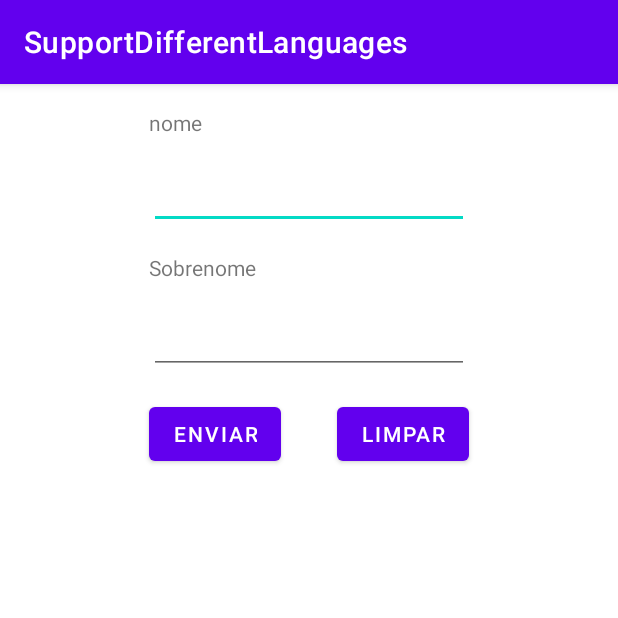
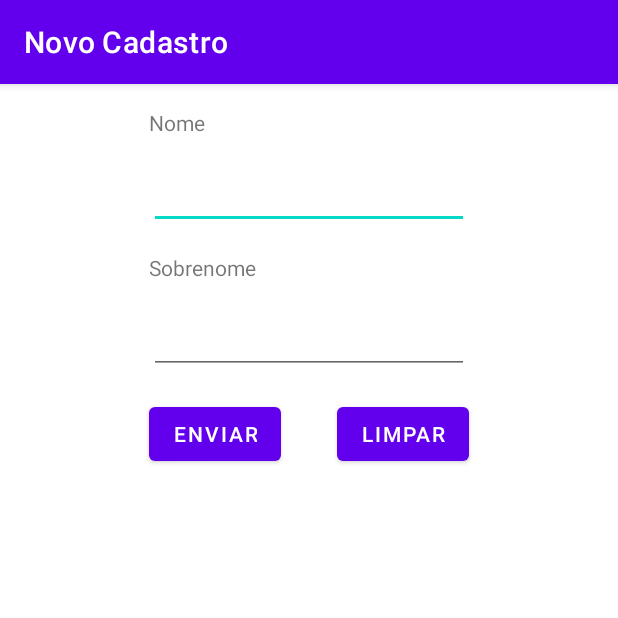
Before and after one commit to ademirsantosjr/utfpr_subj10_android_practice15, an Android app: the screen it shows after launch (MainActivity), on a phone screen of 412 x 824 dp, the top half of it. Run offline under Robolectric (Android 15) with nearby library versions, the phone set to English and light mode, and no system bars.

```diff
--- a/app/src/main/java/br/edu/utfpr/supportdifferentlanguages/MainActivity.java
+++ b/app/src/main/java/br/edu/utfpr/supportdifferentlanguages/MainActivity.java
@@ -3,12 +3,42 @@ package br.edu.utfpr.supportdifferentlanguages;
 import androidx.appcompat.app.AppCompatActivity;
 
 import android.os.Bundle;
+import android.view.View;
+import android.widget.EditText;
+import android.widget.Toast;
 
 public class MainActivity extends AppCompatActivity {
+
+    private EditText editTextFirstName, editTextLastName;
 
     @Override
     protected void onCreate(Bundle savedInstanceState) {
         super.onCreate(savedInstanceState);
         setContentView(R.layout.activity_main);
+
+        editTextFirstName = findViewById(R.id.editTextFirstName);
+        editTextLastName = findViewById(R.id.editTextLastName);
+
+        setTitle(getString(R.string.new_record));
+
+        Toast.makeText(this,
+                R.string.welcome_message,
+                Toast.LENGTH_LONG).show();
+    }
+
+    public void submit(View view) {
+        String firstName = editTextFirstName.getText().toString();
+        String lastName = editTextLastName.getText().toString();
+
+        Toast.makeText(this,
+                getString(R.string.full_name) + " " + firstName + " " + lastName,
+                Toast.LENGTH_LONG).show();
+    }
+
+    public void clear(View view) {
+        editTextFirstName.setText(null);
+        editTextLastName.setText(null);
+
+        editTextFirstName.requestFocus();
     }
 }
--- a/app/src/main/res/layout/activity_main.xml
+++ b/app/src/main/res/layout/activity_main.xml
@@ -55,11 +55,12 @@
         app:layout_constraintTop_toBottomOf="@+id/textView" />
 
     <Button
-        android:id="@+id/buttonSumit"
+        android:id="@+id/buttonSubmit"
         android:layout_width="wrap_content"
         android:layout_height="wrap_content"
         android:layout_marginTop="16dp"
-        android:text="@string/sumit"
+        android:onClick="submit"
+        android:text="@string/submit"
         app:layout_constraintStart_toStartOf="@+id/editTextLastName"
         app:layout_constraintTop_toBottomOf="@+id/editTextLastName" />
 
@@ -68,6 +69,7 @@
         android:layout_width="wrap_content"
         android:layout_height="wrap_content"
         android:layout_marginTop="16dp"
+        android:onClick="clear"
         android:text="@string/clear"
         app:layout_constraintEnd_toEndOf="@+id/editTextLastName"
         app:layout_constraintTop_toBottomOf="@+id/editTextLastName" />
--- a/app/src/main/res/values/strings.xml
+++ b/app/src/main/res/values/strings.xml
@@ -1,7 +1,10 @@
 <resources>
     <string name="app_name">SupportDifferentLanguages</string>
-    <string name="first_name">nome</string>
+    <string name="first_name">Nome</string>
     <string name="last_name">Sobrenome</string>
-    <string name="sumit">Enviar</string>
+    <string name="submit">Enviar</string>
     <string name="clear">Limpar</string>
+    <string name="full_name">Nome Completo:</string>
+    <string name="new_record">Novo Cadastro</string>
+    <string name="welcome_message">Olá, bem vindo ao exemplo de internacionalização!</string>
 </resources>
```
